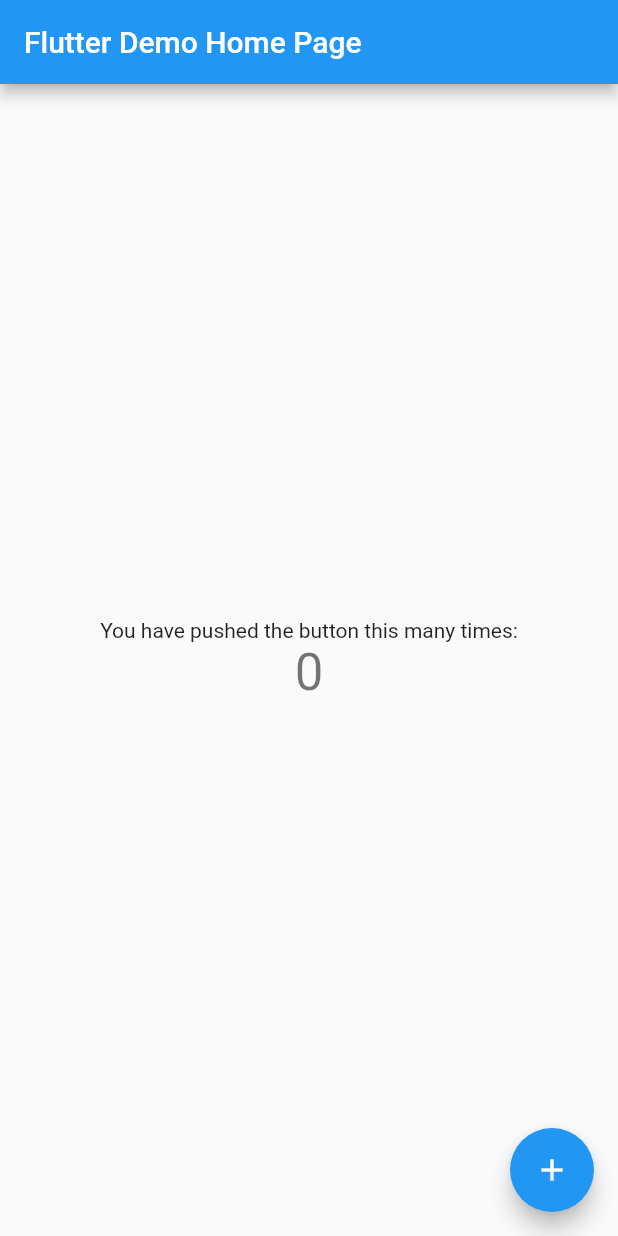
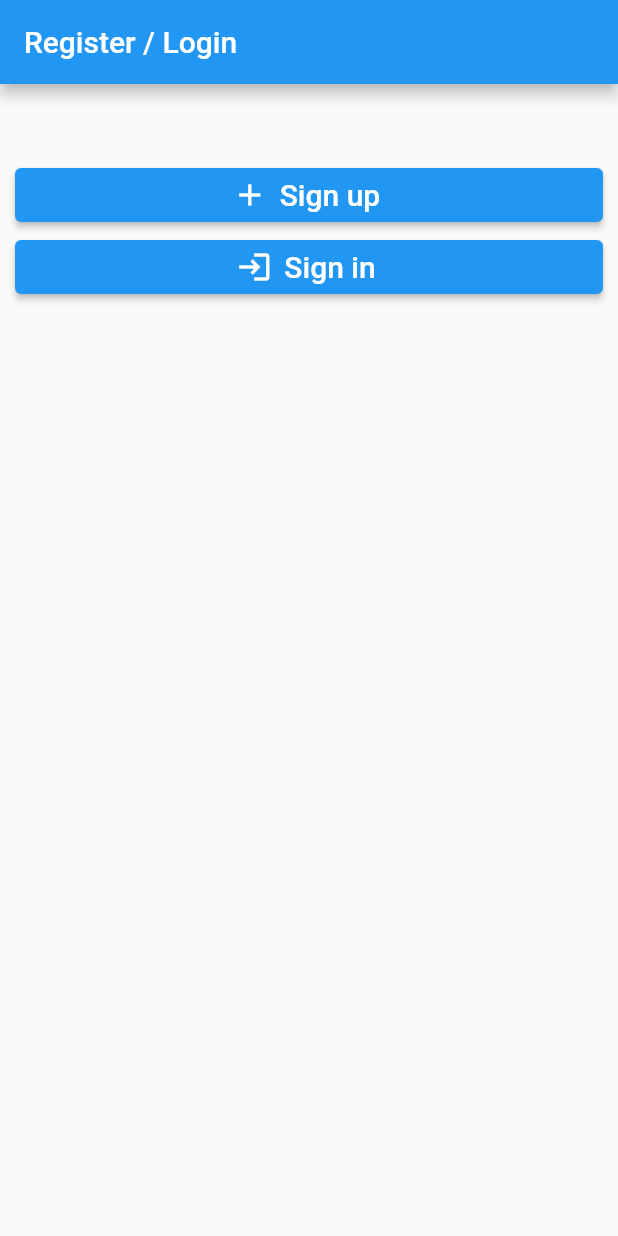
Before and after one commit to Kittisak2001/Flutter-Authentication_Firebase, a Flutter app: the screen it shows after launch, on a phone screen of 412 x 824 dp. Run offline on Flutter 3.47's test engine with Material 2 defaults, Android fonts, the phone set to English and light mode, and no system bars.

```diff
--- a/lib/main.dart
+++ b/lib/main.dart
@@ -1,4 +1,5 @@
 import 'package:flutter/material.dart';
+import 'package:flutter_authentication/screen/home.dart';
 
 void main() {
   runApp(const MyApp());
@@ -7,109 +8,14 @@ void main() {
 class MyApp extends StatelessWidget {
   const MyApp({Key? key}) : super(key: key);
 
-  // This widget is the root of your application.
   @override
   Widget build(BuildContext context) {
     return MaterialApp(
       title: 'Flutter Demo',
       theme: ThemeData(
-        // This is the theme of your application.
-        //
-        // Try running your application with "flutter run". You'll see the
-        // application has a blue toolbar. Then, without quitting the app, try
-        // changing the primarySwatch below to Colors.green and then invoke
-        // "hot reload" (press "r" in the console where you ran "flutter run",
-        // or simply save your changes to "hot reload" in a Flutter IDE).
-        // Notice that the counter didn't reset back to zero; the application
-        // is not restarted.
         primarySwatch: Colors.blue,
       ),
-      home: const MyHomePage(title: 'Flutter Demo Home Page'),
+      home: HomeScreen(),
     );
   }
 }
-
-class MyHomePage extends StatefulWidget {
-  const MyHomePage({Key? key, required this.title}) : super(key: key);
-
-  // This widget is the home page of your application. It is stateful, meaning
-  // that it has a State object (defined below) that contains fields that affect
-  // how it looks.
-
-  // This class is the configuration for the state. It holds the values (in this
-  // case the title) provided by the parent (in this case the App widget) and
-  // used by the build method of the State. Fields in a Widget subclass are
-  // always marked "final".
-
-  final String title;
-
-  @override
-  State<MyHomePage> createState() => _MyHomePageState();
-}
-
-class _MyHomePageState extends State<MyHomePage> {
-  int _counter = 0;
-
-  void _incrementCounter() {
-    setState(() {
-      // This call to setState tells the Flutter framework that something has
-      // changed in this State, which causes it to rerun the build method below
-      // so that the display can reflect the updated values. If we changed
-      // _counter without calling setState(), then the build method would not be
-      // called again, and so nothing would appear to happen.
-      _counter++;
-    });
-  }
-
-  @override
-  Widget build(BuildContext context) {
-    // This method is rerun every time setState is called, for instance as done
-    // by the _incrementCounter method above.
-    //
-    // The Flutter framework has been optimized to make rerunning build methods
-    // fast, so that you can just rebuild anything that needs updating rather
-    // than having to individually change instances of widgets.
-    return Scaffold(
-      appBar: AppBar(
-        // Here we take the value from the MyHomePage object that was created by
-        // the App.build method, and use it to set our appbar title.
-        title: Text(widget.title),
-      ),
-      body: Center(
-        // Center is a layout widget. It takes a single child and positions it
-        // in the middle of the parent.
-        child: Column(
-          // Column is also a layout widget. It takes a list of children and
-          // arranges them vertically. By default, it sizes itself to fit its
-          // children horizontally, and tries to be as tall as its parent.
-          //
-          // Invoke "debug painting" (press "p" in the console, choose the
-          // "Toggle Debug Paint" action from the Flutter Inspector in Android
-          // Studio, or the "Toggle Debug Paint" command in Visual Studio Code)
-          // to see the wireframe for each widget.
-          //
-          // Column has various properties to control how it sizes itself and
-          // how it positions its children. Here we use mainAxisAlignment to
-          // center the children vertically; the main axis here is the vertical
-          // axis because Columns are vertical (the cross axis would be
-          // horizontal).
-          mainAxisAlignment: MainAxisAlignment.center,
-          children: <Widget>[
-            const Text(
-              'You have pushed the button this many times:',
-            ),
-            Text(
-              '$_counter',
-              style: Theme.of(context).textTheme.headline4,
-            ),
-          ],
-        ),
-      ),
-      floatingActionButton: FloatingActionButton(
-        onPressed: _incrementCounter,
-        tooltip: 'Increment',
-        child: const Icon(Icons.add),
-      ), // This trailing comma makes auto-formatting nicer for build methods.
-    );
-  }
-}
--- /dev/null
+++ b/lib/screen/home.dart
@@ -0,0 +1,44 @@
+import 'package:flutter/cupertino.dart';
+import 'package:flutter/material.dart';
+import 'package:flutter/src/foundation/key.dart';
+import 'package:flutter/src/widgets/framework.dart';
+
+class HomeScreen extends StatelessWidget {
+  const HomeScreen({Key? key}) : super(key: key);
+
+  @override
+  Widget build(BuildContext context) {
+    return Scaffold(
+      appBar: AppBar(
+        title: Text("Register / Login"),
+      ),
+      body: Padding(
+        padding: const EdgeInsets.fromLTRB(10, 50, 10, 0),
+        child: Column(children: [
+          SizedBox(
+            width: double.infinity,
+            child: ElevatedButton.icon(
+              onPressed: () {},
+              icon: Icon(Icons.add),
+              label: Text(
+                "Sign up",
+                style: TextStyle(fontSize: 20),
+              ),
+            ),
+          ),
+          SizedBox(
+            width: double.infinity,
+            child: ElevatedButton.icon(
+              onPressed: () {},
+              icon: Icon(Icons.login),
+              label: Text(
+                "Sign in",
+                style: TextStyle(fontSize: 20),
+              ),
+            ),
+          ),
+        ]),
+      ),
+    );
+  }
+}
```
